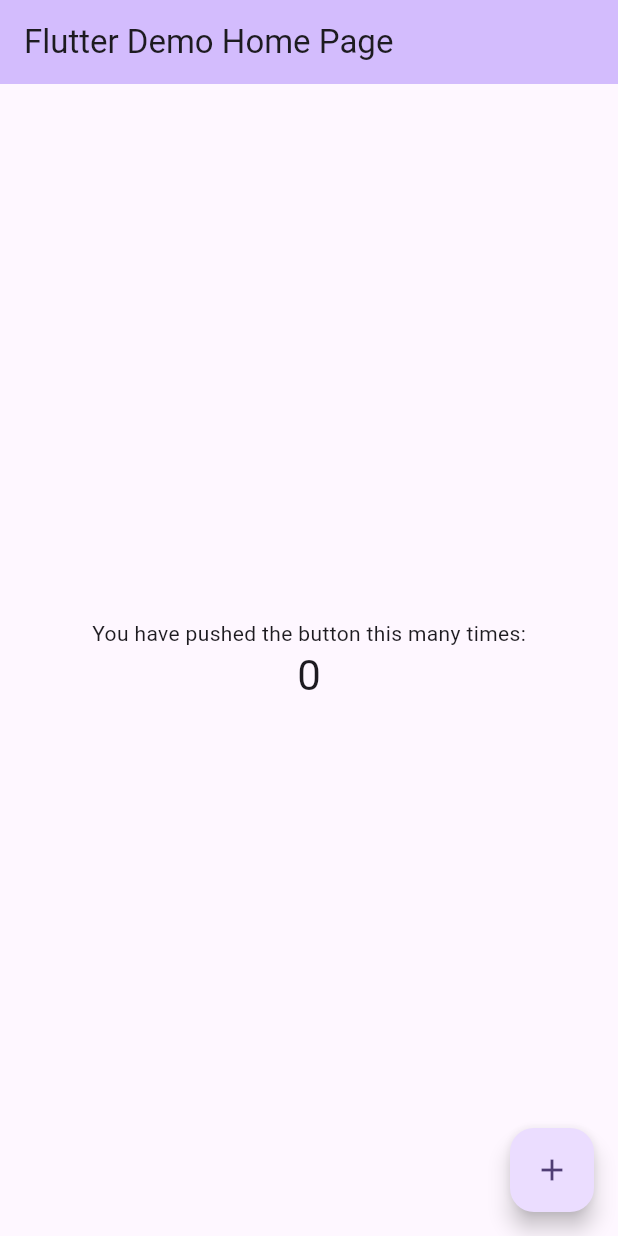
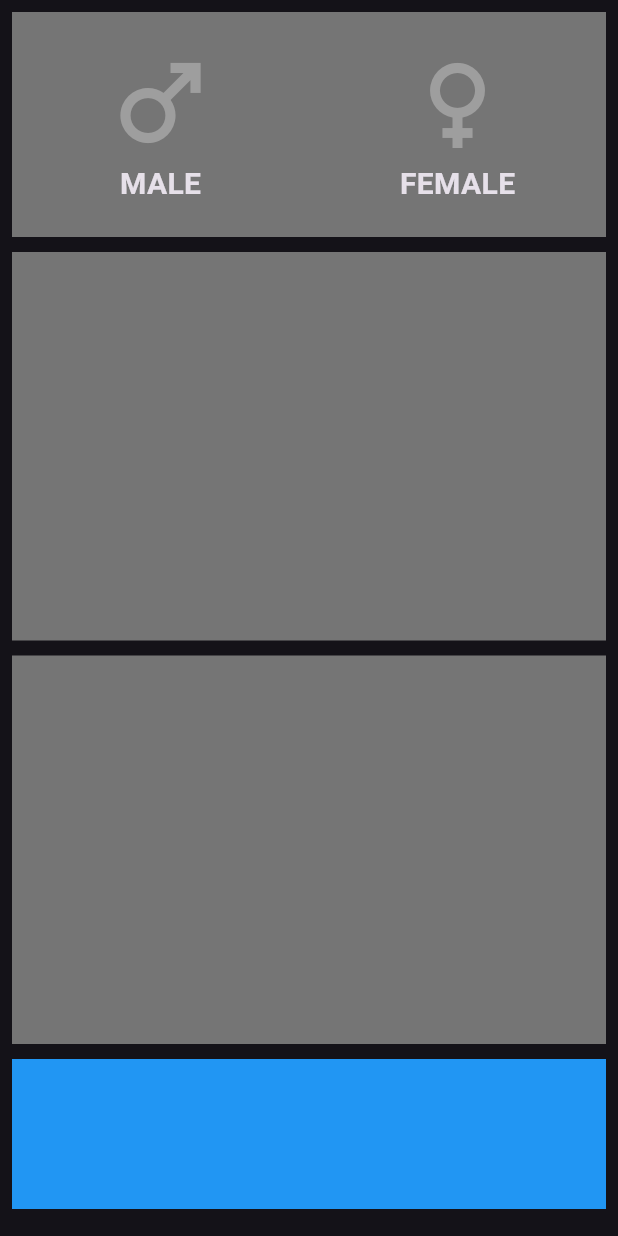
Before and after one commit to lajeesh1/flutter-bmi-calculator, a Flutter app: the screen it shows after launch, on a phone screen of 412 x 824 dp. Run offline on Flutter 3.47's test engine with Material 3 defaults, Android fonts, the phone set to English and light mode, and no system bars.

Commit message:
male-female switch done

```diff
--- a/lib/main.dart
+++ b/lib/main.dart
@@ -1,122 +1,121 @@
 import 'package:flutter/material.dart';
 
 void main() {
-  runApp(const MyApp());
+  runApp(BMICalculator());
 }
 
-class MyApp extends StatelessWidget {
-  const MyApp({super.key});
+class BMICalculator extends StatelessWidget {
+  const BMICalculator({super.key});
 
-  // This widget is the root of your application.
   @override
   Widget build(BuildContext context) {
-    return MaterialApp(
-      title: 'Flutter Demo',
-      theme: ThemeData(
-        // This is the theme of your application.
-        //
-        // TRY THIS: Try running your application with "flutter run". You'll see
-        // the application has a purple toolbar. Then, without quitting the app,
-        // try changing the seedColor in the colorScheme below to Colors.green
-        // and then invoke "hot reload" (save your changes or press the "hot
-        // reload" button in a Flutter-supported IDE, or press "r" if you used
-        // the command line to start the app).
-        //
-        // Notice that the counter didn't reset back to zero; the application
-        // state is not lost during the reload. To reset the state, use hot
-        // restart instead.
-        //
-        // This works for code too, not just values: Most code changes can be
-        // tested with just a hot reload.
-        colorScheme: ColorScheme.fromSeed(seedColor: Colors.deepPurple),
-      ),
-      home: const MyHomePage(title: 'Flutter Demo Home Page'),
-    );
+    return MaterialApp(theme: ThemeData.dark(), home: Bmi());
   }
 }
 
-class MyHomePage extends StatefulWidget {
-  const MyHomePage({super.key, required this.title});
-
-  // This widget is the home page of your application. It is stateful, meaning
-  // that it has a State object (defined below) that contains fields that affect
-  // how it looks.
-
-  // This class is the configuration for the state. It holds the values (in this
-  // case the title) provided by the parent (in this case the App widget) and
-  // used by the build method of the State. Fields in a Widget subclass are
-  // always marked "final".
-
-  final String title;
+class Bmi extends StatefulWidget {
+  const Bmi({super.key});
 
   @override
-  State<MyHomePage> createState() => _MyHomePageState();
+  State<Bmi> createState() => _BmiState();
 }
 
-class _MyHomePageState extends State<MyHomePage> {
-  int _counter = 0;
-
-  void _incrementCounter() {
-    setState(() {
-      // This call to setState tells the Flutter framework that something has
-      // changed in this State, which causes it to rerun the build method below
-      // so that the display can reflect the updated values. If we changed
-      // _counter without calling setState(), then the build method would not be
-      // called again, and so nothing would appear to happen.
-      _counter++;
-    });
-  }
+class _BmiState extends State<Bmi> {
+  Color maleColor = Colors.grey;
+  Color femaleColor = Colors.grey;
 
   @override
   Widget build(BuildContext context) {
-    // This method is rerun every time setState is called, for instance as done
-    // by the _incrementCounter method above.
-    //
-    // The Flutter framework has been optimized to make rerunning build methods
-    // fast, so that you can just rebuild anything that needs updating rather
-    // than having to individually change instances of widgets.
     return Scaffold(
-      appBar: AppBar(
-        // TRY THIS: Try changing the color here to a specific color (to
-        // Colors.amber, perhaps?) and trigger a hot reload to see the AppBar
-        // change color while the other colors stay the same.
-        backgroundColor: Theme.of(context).colorScheme.inversePrimary,
-        // Here we take the value from the MyHomePage object that was created by
-        // the App.build method, and use it to set our appbar title.
-        title: Text(widget.title),
+      body: SafeArea(
+        child: Padding(
+          padding: const EdgeInsets.all(8.0),
+          child: Column(
+            children: [
+              Container(
+                height: 150,
+                margin: EdgeInsets.only(bottom: 10),
+                color: Colors.grey[600],
+                child: Row(
+                  children: [
+                    Expanded(
+                      child: Container(
+                        child: GestureDetector(
+                          onTap: () {
+                            setState(() {
+                              maleColor = Colors.white;
+                              femaleColor = Colors.grey;
+                            });
+                          },
+                          child: Column(
+                            mainAxisAlignment: MainAxisAlignment.center,
+                            children: [
+                              Icon(Icons.male, color: maleColor, size: 80),
+                              Text(
+                                "MALE",
+                                style: TextStyle(
+                                  fontWeight: FontWeight.bold,
+                                  fontSize: 20,
                                 ),
-      body: Center(
-        // Center is a layout widget. It takes a single child and positions it
-        // in the middle of the parent.
-        child: Column(
-          // Column is also a layout widget. It takes a list of children and
-          // arranges them vertically. By default, it sizes itself to fit its
-          // children horizontally, and tries to be as tall as its parent.
-          //
-          // Column has various properties to control how it sizes itself and
-          // how it positions its children. Here we use mainAxisAlignment to
-          // center the children vertically; the main axis here is the vertical
-          // axis because Columns are vertical (the cross axis would be
-          // horizontal).
-          //
-          // TRY THIS: Invoke "debug painting" (choose the "Toggle Debug Paint"
-          // action in the IDE, or press "p" in the console), to see the
-          // wireframe for each widget.
-          mainAxisAlignment: MainAxisAlignment.center,
-          children: <Widget>[
-            const Text('You have pushed the button this many times:'),
-            Text(
-              '$_counter',
-              style: Theme.of(context).textTheme.headlineMedium,
                               ),
                             ],
                           ),
                         ),
-      floatingActionButton: FloatingActionButton(
-        onPressed: _incrementCounter,
-        tooltip: 'Increment',
-        child: const Icon(Icons.add),
-      ), // This trailing comma makes auto-formatting nicer for build methods.
+                      ),
+                    ),
+                    Expanded(
+                      child: Container(
+                        height: double.infinity,
+                        color: Colors.grey[600],
+                        child: GestureDetector(
+                          onTap: () {
+                            setState(() {
+                              femaleColor = Colors.white;
+                              maleColor = Colors.grey;
+                            });
+                          },
+                          child: Column(
+                            mainAxisAlignment: MainAxisAlignment.center,
+                            children: [
+                              Icon(Icons.female, size: 80, color: femaleColor),
+                              Text(
+                                "FEMALE",
+                                style: TextStyle(
+                                  fontWeight: FontWeight.bold,
+                                  fontSize: 20,
+                                ),
+                              ),
+                            ],
+                          ),
+                        ),
+                      ),
+                    ),
+                  ],
+                ),
+              ),
+              Expanded(
+                child: Container(
+                  height: 150,
+                  margin: EdgeInsets.only(bottom: 10),
+                  color: Colors.grey[600],
+                ),
+              ),
+              Expanded(
+                child: Container(
+                  height: 150,
+                  margin: EdgeInsets.only(bottom: 10),
+                  color: Colors.grey[600],
+                ),
+              ),
+              Container(
+                height: 100,
+                margin: EdgeInsets.only(bottom: 10),
+                color: Colors.blue,
+              ),
+            ],
+          ),
+        ),
+      ),
     );
   }
 }
```
Lines whose indentation alone changed are shown as unchanged.
